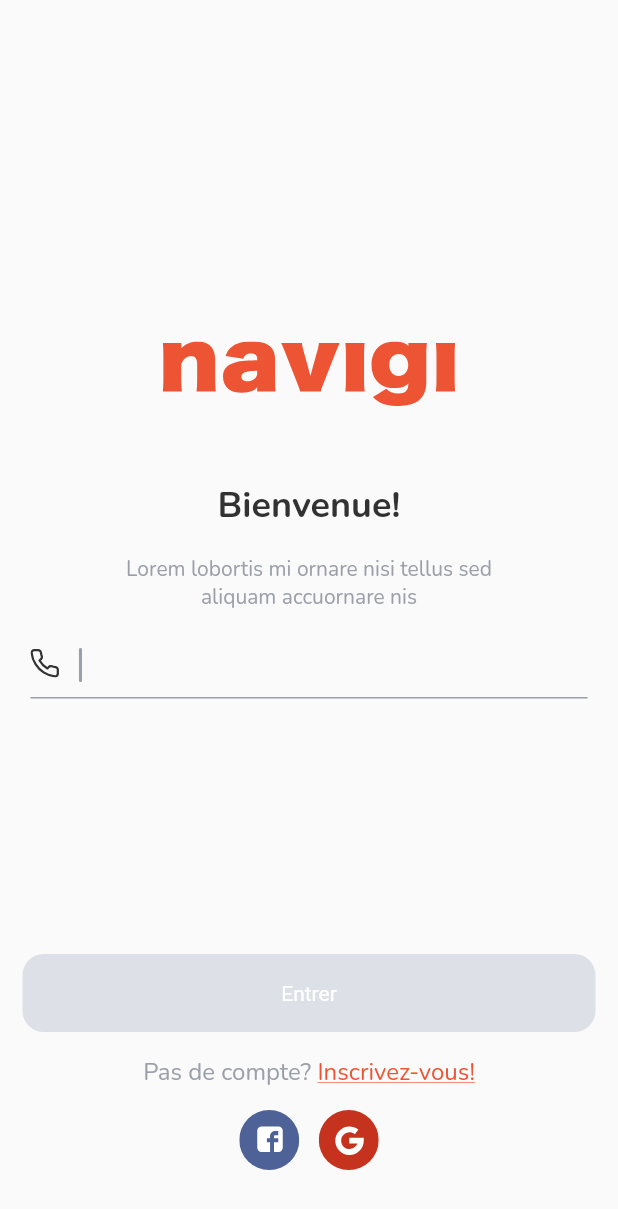
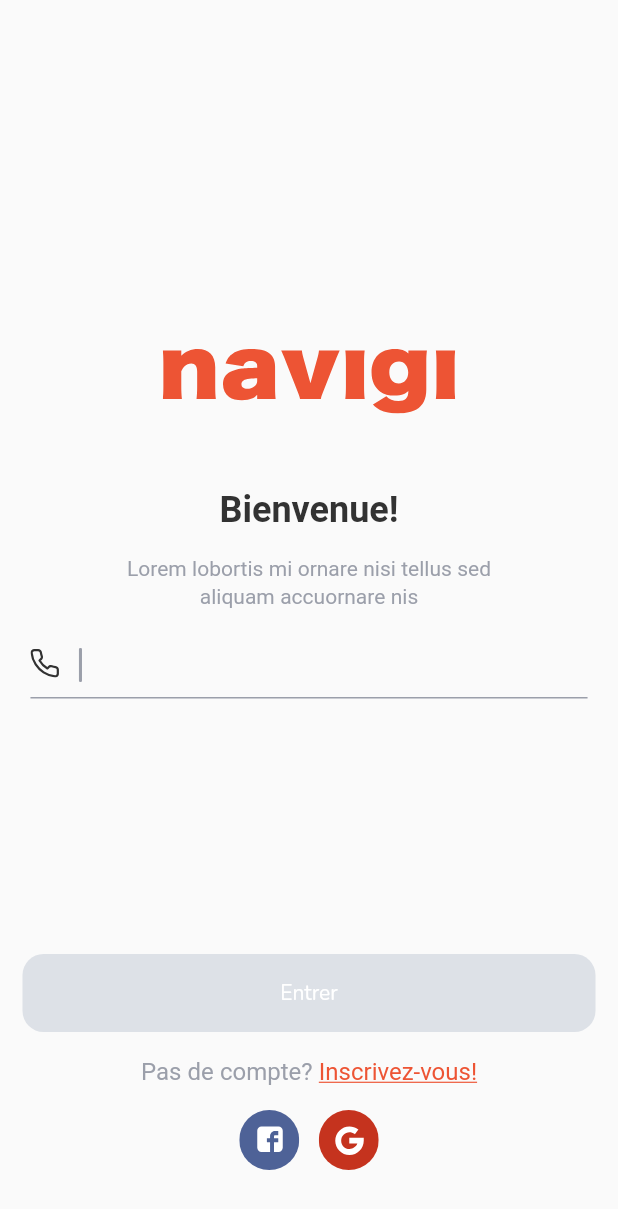
Before and after one commit to mavrinpn/Navigi-App, a Flutter app: the LoginFirstScreen screen opened by its route, on a phone screen of 412 x 824 dp. Shown: the top 1209 px of the screen. Run offline on Flutter 3.47's test engine with Material 2 defaults, Android fonts, the phone set to English and light mode, and no system bars; our stand-ins replace appwrite, bloc, flutter_bloc, flutter_spinkit, flutter_svg, google_fonts and 5 more; accounts and stored records are empty; network calls fail; Roboto replaces fonts that are missing (SF Pro Display); statements that could not run were skipped.

```diff
--- a/lib/data/app_repository.dart
+++ b/lib/data/app_repository.dart
@@ -2,6 +2,9 @@ import 'package:appwrite/appwrite.dart';
 import 'package:appwrite/models.dart';
 import 'package:rxdart/rxdart.dart';
 import 'package:shared_preferences/shared_preferences.dart';
+
+import '../models/announcement.dart';
+import '../models/category.dart';
 
 enum LoadingStateEnum { wait, loading, success, fail }
 
--- a/lib/feature/create_announcement/ui/loading_screen.dart
+++ b/lib/feature/create_announcement/ui/loading_screen.dart
@@ -31,7 +31,7 @@ class LoadingScreen extends StatelessWidget {
                 const SizedBox(
                   height: 44,
                 ),
-                const Text(
+                 Text(
                   'La modération de l\'annonce est en cours',
                   textAlign: TextAlign.center,
                   style: AppTypography.font24dark,
@@ -39,7 +39,7 @@ class LoadingScreen extends StatelessWidget {
                 const SizedBox(
                   height: 16,
                 ),
-                const Text(
+                 Text(
                     'Ne bloquez pas l\'application pendant le traitement de votre annonce',
                     textAlign: TextAlign.center,
                     style: AppTypography.font14light
--- a/lib/utils/fonts.dart
+++ b/lib/utils/fonts.dart
@@ -12,8 +12,7 @@ class AppTypography {
   static const _lightGray = AppColors.lightGray;
   static const _white = Colors.white;
   static const _pink = AppColors.red;
-  static final _font = GoogleFonts.nunito();
-  static final fontTheme = GoogleFonts.heeboTextTheme();
+  static const _font = TextStyle(fontFamily: 'SF Pro Display',);
 
   static final font14black = _font.copyWith(
     color: _colorBlack,
@@ -38,7 +37,6 @@ class AppTypography {
     fontStyle: FontStyle.normal,
     fontWeight: FontWeight.w400,
     fontSize: 14,
-    fontFamily: 'SF Pro Display',
   );
   static final font17black = _font.copyWith(
     color: _colorBlack,
@@ -74,16 +72,14 @@ class AppTypography {
     fontWeight: FontWeight.w600,
   );
 
-  static const font24dark = TextStyle(
+  static final font24dark = _font.copyWith(
     color: AppColors.isTouchButtonColorDark,
     fontSize: 24,
-    fontFamily: 'SF Pro Display',
     fontWeight: FontWeight.w700,
   );
-  static const font14light = TextStyle(
+  static final font14light = _font.copyWith(
     color: AppColors.lightGray,
     fontSize: 14,
-    fontFamily: 'SF Pro Display',
     fontWeight: FontWeight.w400,
   );
 }
--- a/lib/widgets/conatainers/anouncment.dart
+++ b/lib/widgets/conatainers/anouncment.dart
@@ -35,7 +35,7 @@ class AnnouncementContainer extends StatelessWidget {
               height: 98,
               decoration: ShapeDecoration(
                 image: DecorationImage(
-                  image: NetworkImage(data.imageUrl),
+                  image: NetworkImage(data.imageUrl ?? ''),
                   fit: BoxFit.fill,
                 ),
                 shape: RoundedRectangleBorder(
@@ -56,7 +56,7 @@ class AnnouncementContainer extends StatelessWidget {
                       SizedBox(
                         width: 173,
                         child: Text(
-                          data.title,
+                          data.title ?? '',
                           style: TextStyle(
                             color: Color(0xFF313131),
                             fontSize: 12,
@@ -70,7 +70,7 @@ class AnnouncementContainer extends StatelessWidget {
                   ),
                   const SizedBox(height: 8,),
                   Text(
-                   data.creatorName,
+                   data.creatorName ?? "",
                     style: TextStyle(
                       color: Color(0xFF9B9FAA),
                       fontSize: 12,
```
Also changed, not shown: lib/feature/main/ui/main_screen.dart (+11 -2 lines), lib/models/announcement.dart (+13 -5 lines).
